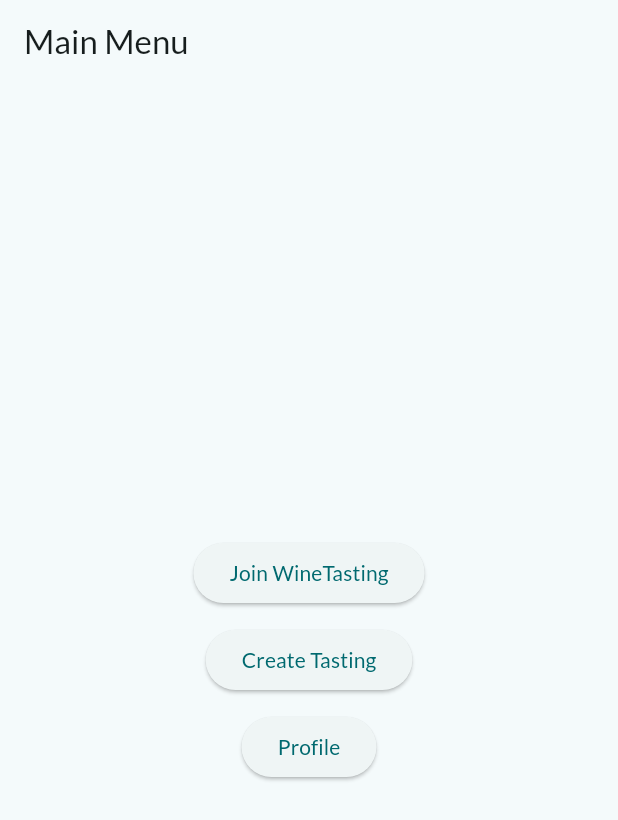
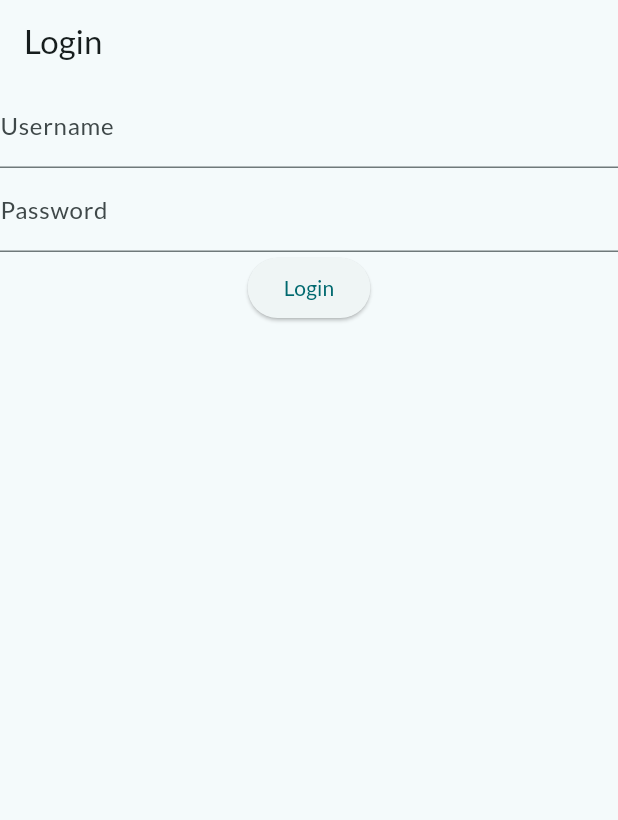
Before and after one commit to kaer98/BlindVinsmagning, a Flutter app: the screen it shows after launch, on a phone screen of 412 x 824 dp. Shown: the top 820 px of the screen. Run offline on Flutter 3.47's test engine with Material 3 defaults, Android fonts, the phone set to English and light mode, and no system bars; our stand-ins replace google_fonts; missing offline and left inert: dart:ffi, list_picker.

Commit message:
make login screen

```diff
--- a/appr/lib/data/dropdownform_wset2.dart
+++ b/appr/lib/data/dropdownform_wset2.dart
@@ -25,6 +25,7 @@ class WSET2FORM extends StatelessWidget {
       shrinkWrap: true,
       children: [
         DropdownButtonFormField(
+
           decoration: const InputDecoration(
             labelText: 'Aroma Intensity',
           ),
@@ -33,6 +34,7 @@ class WSET2FORM extends StatelessWidget {
           onChanged: ((value) {}),
           alignment: Alignment.center,
           isExpanded: true,
+
         ),
         DropdownButtonFormField(
           decoration: const InputDecoration(
--- a/appr/lib/main.dart
+++ b/appr/lib/main.dart
@@ -1,16 +1,18 @@
+import 'package:appr/screens/login_screen.dart';
 import 'package:appr/screens/main_menu.dart';
 import 'package:flutter/material.dart';
 import "package:google_fonts/google_fonts.dart";
-
+import 'package:provider/provider.dart';
+import "dart:io";
 
 final theme = ThemeData(
   useMaterial3: true,
-
   colorScheme: ColorScheme.fromSeed(
     brightness: Brightness.light,
     seedColor: const Color.fromARGB(255, 97, 189, 196),
   ),
-  textTheme: GoogleFonts.latoTextTheme() , );
+  textTheme: GoogleFonts.latoTextTheme(),
+);
 
 final darkTheme = ThemeData().copyWith(
   colorScheme: ColorScheme.fromSeed(
@@ -18,11 +20,14 @@ final theme = ThemeData(
     seedColor: const Color.fromARGB(255, 21, 43, 44),
   ),
   scaffoldBackgroundColor: Colors.black, // Set the background color to black
-    textTheme: GoogleFonts.latoTextTheme().apply(bodyColor: const ColorScheme.dark().onBackground),
+  textTheme: GoogleFonts.latoTextTheme()
+      .apply(bodyColor: const ColorScheme.dark().onBackground),
+  canvasColor: Colors.black,
+  dialogBackgroundColor: Color.fromARGB(255, 79, 75, 95),
 );
 
 void main() {
-  runApp( const App());
+  runApp(const App());
 }
 
 class App extends StatelessWidget {
@@ -30,6 +35,14 @@ class App extends StatelessWidget {
 
   @override
   Widget build(BuildContext context) {
-    return MaterialApp(theme: theme,darkTheme: darkTheme, home: const MainMenu());
+    return ChangeNotifierProvider(
+        create: (context) => MyAppState(),
+        child: MaterialApp(
+            theme: theme, darkTheme: darkTheme, home: const LoginScreen()));
   }
 }
+
+class MyAppState extends ChangeNotifier {
+  String? cookie;
+  int? userId;
+}
--- /dev/null
+++ b/appr/lib/screens/login_screen.dart
@@ -0,0 +1,89 @@
+import 'dart:convert';
+import 'dart:math';
+
+import 'package:appr/main.dart';
+import 'package:appr/screens/main_menu.dart';
+import 'package:flutter/material.dart';
+import 'package:http/http.dart' as http;
+import 'package:provider/provider.dart';
+
+class LoginScreen extends StatefulWidget {
+  const LoginScreen({super.key});
+
+  @override
+  State<LoginScreen> createState() => _LoginScreenState();
+}
+
+class _LoginScreenState extends State<LoginScreen> {
+  String _username = "";
+
+  String _password = "";
+
+  void _loginFailedSnackBar() {
+    ScaffoldMessenger.of(context).clearSnackBars();
+    ScaffoldMessenger.of(context).showSnackBar(
+      const SnackBar(
+        content: Text("Login failed"),
+      ),
+    );
+  }
+
+  Future saveForm(MyAppState appState) async {
+    var url = Uri.parse("https://vin.jazper.dk/api/auth/login");
+    var response = await http.post(url,
+        headers: {"Content-Type": "application/json"},
+        body: json.encode({
+          "username": _username,
+          "password": _password,
+        }));
+    print(response.body);
+
+    if (response.headers['set-cookie'] != null) {
+      appState.cookie = response.headers['set-cookie']!;
+      Map<String, dynamic> jsonMap = json.decode(response.body);
+      appState.userId = jsonMap['id'];
+    } else {
+      appState.cookie = null;
+    }
+
+    if (appState.cookie != null) {
+      Navigator.pushReplacement(context, MaterialPageRoute(builder: (context) {
+        return const MainMenu();
+      }));
+    } else {
+      _loginFailedSnackBar();
+    }
+  }
+
+  @override
+  Widget build(BuildContext context) {
+    var appState = context.watch<MyAppState>();
+
+    return Scaffold(
+      appBar: AppBar(
+        title: const Text("Login"),
+      ),
+      body: Center(
+        child: Column(
+          children: [
+            TextFormField(
+              decoration: const InputDecoration(labelText: "Username"),
+              onChanged: (value) => _username = value,
+            ),
+            TextFormField(
+              decoration: const InputDecoration(labelText: "Password"),
+              obscureText: true,
+              onChanged: (value) => _password = value,
+            ),
+            ElevatedButton(
+              onPressed: () {
+                saveForm(appState);
+              },
+              child: const Text("Login"),
+            ),
+          ],
+        ),
+      ),
+    );
+  }
+}
--- a/appr/pubspec.yaml
+++ b/appr/pubspec.yaml
@@ -38,6 +38,7 @@ dependencies:
   google_fonts: ^6.2.1
   list_picker: ^1.1.0
   intl: ^0.19.0
+  provider: ^6.1.2
 
 dev_dependencies:
   flutter_test:
```
Also changed, not shown: appr/lib/models/wine.dart (+8 -1 lines), appr/lib/screens/create_tasting_screen.dart (+43 -13 lines), appr/lib/screens/profile_screen.dart (+30 -2 lines). Lines whose indentation alone changed are shown as unchanged.
